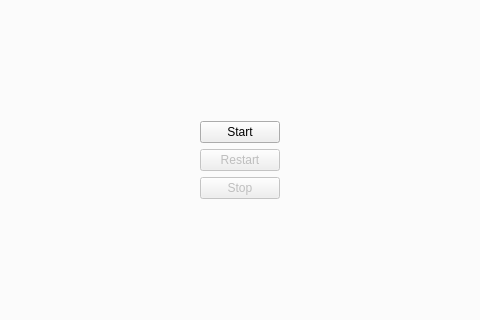
First picture: the form in server/MainWindow.ui, repository alphaonex86/CatchChallenger, before the edit; both pictures show x 160 to 640 and y 152 to 472 of the 800 by 600 pixel window.
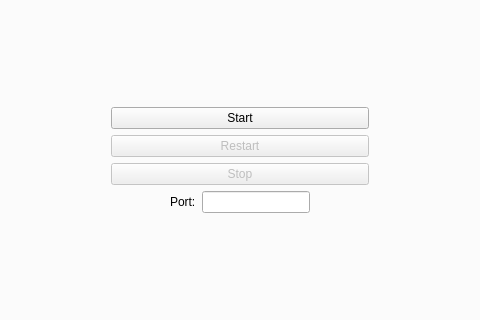
Second picture: the form after the edit. The open tabs and pages were chosen to show the change. Icons and pictures are not drawn.

```diff
--- a/server/MainWindow.ui
+++ b/server/MainWindow.ui
@@ -82,6 +82,50 @@
          </widget>
         </item>
         <item row="4" column="1">
+         <layout class="QHBoxLayout" name="horizontalLayout_10">
+          <item>
+           <spacer name="horizontalSpacer_10">
+            <property name="orientation">
+             <enum>Qt::Horizontal</enum>
+            </property>
+            <property name="sizeHint" stdset="0">
+             <size>
+              <width>40</width>
+              <height>20</height>
+             </size>
+            </property>
+           </spacer>
+          </item>
+          <item>
+           <widget class="QLabel" name="label_45">
+            <property name="text">
+             <string>Port:</string>
+            </property>
+           </widget>
+          </item>
+          <item>
+           <widget class="QLineEdit" name="displayPort">
+            <property name="readOnly">
+             <bool>true</bool>
+            </property>
+           </widget>
+          </item>
+          <item>
+           <spacer name="horizontalSpacer_11">
+            <property name="orientation">
+             <enum>Qt::Horizontal</enum>
+            </property>
+            <property name="sizeHint" stdset="0">
+             <size>
+              <width>40</width>
+              <height>20</height>
+             </size>
+            </property>
+           </spacer>
+          </item>
+         </layout>
+        </item>
+        <item row="5" column="1">
          <spacer name="verticalSpacer_3">
           <property name="orientation">
            <enum>Qt::Vertical</enum>
```
Left out of the diff: 54 changed lines with no effect on the pictures.
